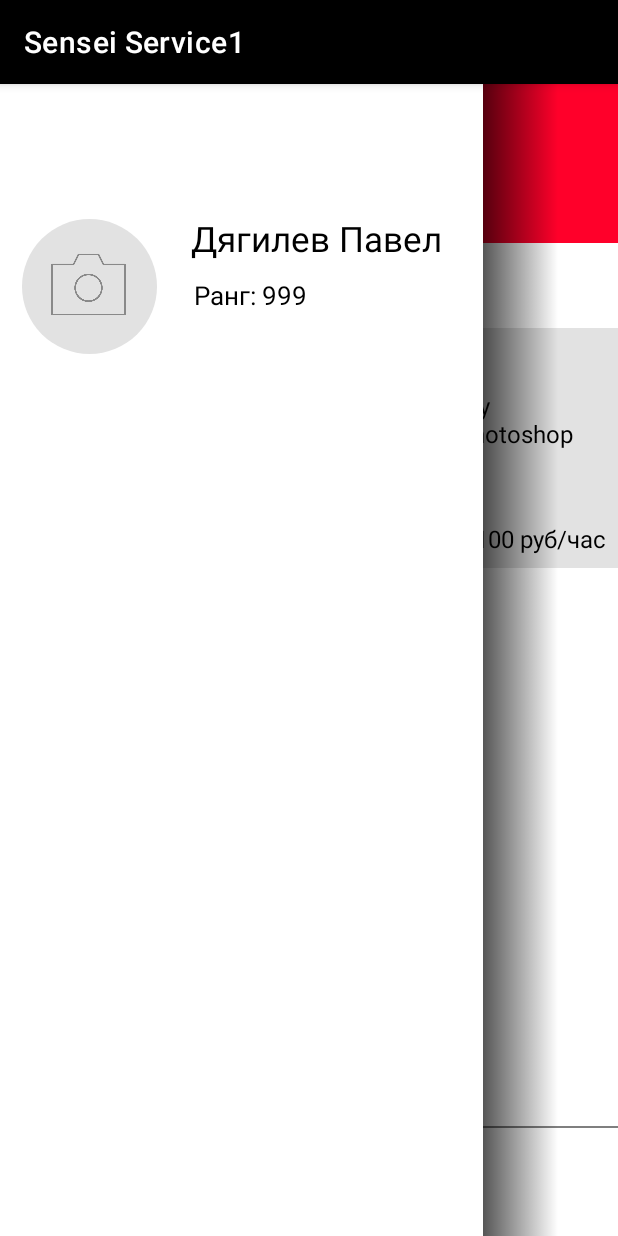
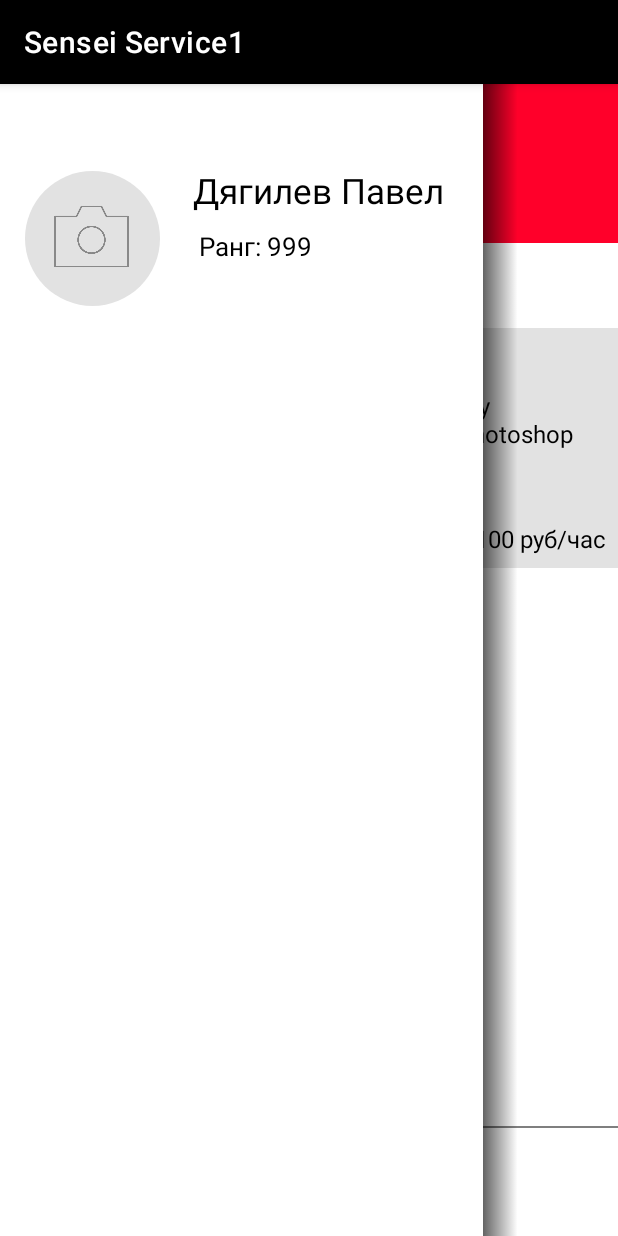
Before and after one commit to paveldyagilev/Sensei-Service1, an Android app: the SidebarAct screen opened directly, with no data from a screen before it, on a phone screen of 412 x 824 dp. Run offline under Robolectric (Android 15) with nearby library versions, the phone set to English and light mode, and no system bars.

Commit message:
fourth commit

```diff
--- a/app/src/main/AndroidManifest.xml
+++ b/app/src/main/AndroidManifest.xml
@@ -9,7 +9,8 @@
         android:roundIcon="@mipmap/ic_launcher_round"
         android:supportsRtl="true"
         android:theme="@style/Theme.SenseiService1">
-        <activity android:name=".TestAct"></activity>
+        <activity android:name=".NewAd"></activity>
+        <activity android:name=".TestAct" />
         <activity android:name=".SidebarAct" />
         <activity android:name=".DrawAct" />
         <activity
--- a/app/src/main/java/com/example/senseiservice1/ListOrderAct.java
+++ b/app/src/main/java/com/example/senseiservice1/ListOrderAct.java
@@ -10,6 +10,7 @@ import android.widget.Button;
 public class ListOrderAct extends AppCompatActivity {
 
     private Button sidebar_btn;
+    private Button Plus_btn;
 
     @Override
     protected void onCreate(Bundle savedInstanceState) {
@@ -23,9 +24,20 @@ public class ListOrderAct extends AppCompatActivity {
                 openSidebarAct();
             }
         });
+        Plus_btn = (Button) findViewById(R.id.button22);
+        Plus_btn.setOnClickListener(new View.OnClickListener() {
+            @Override
+            public void onClick(View v) {
+                openNewAdAct();
+            }
+        });
     }
     public void openSidebarAct(){
         Intent i = new Intent(this, SidebarAct.class);
         startActivity(i);
     }
+    public void openNewAdAct(){
+        Intent i = new Intent(this, NewAd.class);
+        startActivity(i);
+    }
 }
--- /dev/null
+++ b/app/src/main/java/com/example/senseiservice1/NewAd.java
@@ -0,0 +1,14 @@
+package com.example.senseiservice1;
+
+import androidx.appcompat.app.AppCompatActivity;
+
+import android.os.Bundle;
+
+public class NewAd extends AppCompatActivity {
+
+    @Override
+    protected void onCreate(Bundle savedInstanceState) {
+        super.onCreate(savedInstanceState);
+        setContentView(R.layout.activity_new_ad);
+    }
+}
--- a/app/src/main/java/com/example/senseiservice1/SidebarAct.java
+++ b/app/src/main/java/com/example/senseiservice1/SidebarAct.java
@@ -2,13 +2,30 @@ package com.example.senseiservice1;
 
 import androidx.appcompat.app.AppCompatActivity;
 
+import android.content.Intent;
 import android.os.Bundle;
+import android.view.View;
+import android.widget.Button;
 
 public class SidebarAct extends AppCompatActivity {
+
+    private Button button_back;
 
     @Override
     protected void onCreate(Bundle savedInstanceState) {
         super.onCreate(savedInstanceState);
         setContentView(R.layout.activity_sidebar);
+
+        button_back = (Button) findViewById(R.id.button_back);
+        button_back.setOnClickListener(new View.OnClickListener() {
+            @Override
+            public void onClick(View v) {
+                openListOrderAct();
+            }
+        });
+    }
+    public void openListOrderAct(){
+        Intent i = new Intent(this, ListOrderAct.class);
+        startActivity(i);
     }
 }
--- a/app/src/main/res/drawable/shadow_gradient.xml
+++ b/app/src/main/res/drawable/shadow_gradient.xml
@@ -4,6 +4,7 @@
         <shape>
             <gradient android:startColor="#B7000000"
                 android:endColor="#00FFFFFF"
+                android:centerColor="#00FFFFFF"
                 android:angle="360"/>
         </shape>
     </item>
--- a/app/src/main/res/layout/activity_list_order.xml
+++ b/app/src/main/res/layout/activity_list_order.xml
@@ -231,8 +231,7 @@
         android:layout_marginBottom="38dp"
         android:backgroundTint="#00FFFFFF"
         android:outlineAmbientShadowColor="#00FFFFFF"
-        android:outlineSpotShadowColor="#00FFFFFF"
-        android:textColor="#000000"/>
+        android:outlineSpotShadowColor="#00FFFFFF" />
 
 
 </RelativeLayout>
--- /dev/null
+++ b/app/src/main/res/layout/activity_new_ad.xml
@@ -0,0 +1,10 @@
+<?xml version="1.0" encoding="utf-8"?>
+<RelativeLayout xmlns:android="http://schemas.android.com/apk/res/android"
+    xmlns:app="http://schemas.android.com/apk/res-auto"
+    xmlns:tools="http://schemas.android.com/tools"
+    android:layout_width="match_parent"
+    android:layout_height="match_parent"
+    tools:context=".NewAd"
+    android:background="#FFFFFF">
+
+</RelativeLayout>
--- a/app/src/main/res/layout/activity_sidebar.xml
+++ b/app/src/main/res/layout/activity_sidebar.xml
@@ -18,82 +18,6 @@
         android:background="#FF002A" />
 
     <ImageView
-        android:id="@+id/sidebar_IV"
-        android:layout_width="30dp"
-        android:layout_height="30dp"
-        android:layout_alignParentEnd="true"
-        android:layout_alignParentBottom="true"
-        android:layout_marginEnd="366dp"
-        android:layout_marginBottom="682dp"
-        app:srcCompat="@drawable/sidebar_icon" />
-
-    <ImageView
-        android:id="@+id/search_icon_IV"
-        android:layout_width="30dp"
-        android:layout_height="30dp"
-        android:layout_alignParentEnd="true"
-        android:layout_alignParentBottom="true"
-        android:layout_marginEnd="273dp"
-        android:layout_marginBottom="682dp"
-        app:srcCompat="@drawable/search_icon" />
-
-    <ImageView
-        android:id="@+id/search_bg_IV"
-        android:layout_width="130dp"
-        android:layout_height="36dp"
-        android:layout_alignParentEnd="true"
-        android:layout_alignParentBottom="true"
-        android:layout_marginEnd="132dp"
-        android:layout_marginBottom="679dp"
-        app:srcCompat="@drawable/search_bg" />
-
-    <EditText
-        android:id="@+id/Search_EV"
-        android:layout_width="123dp"
-        android:layout_height="43dp"
-        android:layout_alignParentEnd="true"
-        android:layout_alignParentBottom="true"
-        android:layout_marginEnd="136dp"
-        android:layout_marginBottom="675dp"
-        android:backgroundTint="#00FFFFFF"
-        android:ems="10"
-        android:fontFamily="sans-serif"
-        android:hint="Поиск"
-        android:inputType="textPersonName"
-        android:textColor="#575757"
-        android:textColorHint="#B8B8B8"
-        android:textSize="15dp" />
-
-    <Button
-        android:id="@+id/button"
-        android:layout_width="40dp"
-        android:layout_height="40dp"
-        android:layout_alignParentEnd="true"
-        android:layout_alignParentBottom="true"
-        android:layout_marginEnd="361dp"
-        android:layout_marginBottom="677dp"
-        android:backgroundTint="#00FFFFFF"
-        android:outlineAmbientShadowColor="#00FFFFFF"
-        android:outlineSpotShadowColor="#00FFFFFF"
-        android:textColor="#000000"
-        android:textSize="8.5dp" />
-
-    <TextView
-        android:id="@+id/textView1"
-        android:layout_width="wrap_content"
-        android:layout_height="wrap_content"
-        android:layout_alignParentEnd="true"
-        android:layout_alignParentBottom="true"
-        android:layout_marginEnd="231dp"
-        android:layout_marginBottom="624dp"
-        android:fontFamily="sans-serif"
-        android:gravity="center"
-        android:text="Режим заказчика"
-        android:textColor="#000000"
-        android:textSize="20dp"
-        android:textStyle="normal" />
-
-    <ImageView
         android:id="@+id/imageView4"
         android:layout_width="match_parent"
         android:layout_height="160dp"
@@ -102,56 +26,6 @@
         android:layout_marginEnd="-2dp"
         android:layout_marginBottom="445dp"
         android:background="#E2E2E2" />
-
-    <Button
-        android:id="@+id/button411"
-        android:layout_width="match_parent"
-        android:layout_height="160dp"
-        android:layout_alignParentEnd="true"
-        android:layout_alignParentBottom="true"
-        android:layout_marginEnd="-2dp"
-        android:layout_marginBottom="445dp"
-        android:backgroundTint="#00FFFFFF"
-        android:outlineAmbientShadowColor="#00FFFFFF"
-        android:outlineSpotShadowColor="#00FFFFFF"
-        android:textColor="#000000"/>
-
-    <ImageView
-        android:id="@+id/imageView41"
-        android:layout_width="160dp"
-        android:layout_height="120dp"
-        android:layout_alignParentEnd="true"
-        android:layout_alignParentBottom="true"
-        android:layout_marginEnd="240dp"
-        android:layout_marginBottom="465dp"
-        android:background="#FFFFFF" />
-
-    <ImageView
-        android:id="@+id/imageView42"
-        android:layout_width="51dp"
-        android:layout_height="50dp"
-        android:layout_alignParentEnd="true"
-        android:layout_alignParentBottom="true"
-        android:layout_marginEnd="294dp"
-        android:layout_marginBottom="500dp"
-        android:background="@drawable/camera_icon" />
-
-    <TextView
-        android:id="@+id/textView43"
-        android:layout_width="wrap_content"
-        android:layout_height="wrap_content"
-        android:layout_alignParentEnd="true"
-        android:layout_alignParentBottom="true"
-        android:layout_marginStart="188dp"
-        android:layout_marginTop="141dp"
-        android:layout_marginEnd="130dp"
-        android:layout_marginBottom="572dp"
-        android:fontFamily="sans-serif"
-        android:gravity="left"
-        android:text="Рисование"
-        android:textColor="#000000"
-        android:textSize="18dp"
-        android:textStyle="normal" />
 
     <TextView
         android:id="@+id/textView44"
@@ -164,21 +38,6 @@
         android:fontFamily="sans-serif"
         android:gravity="left"
         android:text="Учу графическому\nрисованию, на Photoshop "
-        android:textColor="#000000"
-        android:textSize="16dp"
-        android:textStyle="normal" />
-
-    <TextView
-        android:id="@+id/textView45"
-        android:layout_width="wrap_content"
-        android:layout_height="wrap_content"
-        android:layout_alignParentEnd="true"
-        android:layout_alignParentBottom="true"
-        android:layout_marginEnd="177dp"
-        android:layout_marginBottom="454dp"
-        android:fontFamily="sans-serif"
-        android:gravity="left"
-        android:text="Пн, Вт"
         android:textColor="#000000"
         android:textSize="16dp"
         android:textStyle="normal" />
@@ -209,31 +68,6 @@
         android:background="#7F7F7F" />
 
     <ImageView
-        android:id="@+id/imageView22"
-        android:layout_width="70dp"
-        android:layout_height="70dp"
-        android:layout_alignParentStart="true"
-        android:layout_alignParentEnd="true"
-        android:layout_alignParentBottom="true"
-        android:layout_marginStart="171dp"
-        android:layout_marginEnd="170dp"
-        android:layout_marginBottom="38dp"
-        android:background="@drawable/add_icon" />
-
-    <Button
-        android:id="@+id/button22"
-        android:layout_width="70dp"
-        android:layout_height="70dp"
-        android:layout_alignParentEnd="true"
-        android:layout_alignParentBottom="true"
-        android:layout_marginEnd="170dp"
-        android:layout_marginBottom="38dp"
-        android:backgroundTint="#00FFFFFF"
-        android:outlineAmbientShadowColor="#00FFFFFF"
-        android:outlineSpotShadowColor="#00FFFFFF"
-        android:textColor="#2C000000" />
-
-    <ImageView
         android:id="@+id/sidebarShadow_IV"
         android:layout_width="match_parent"
         android:layout_height="match_parent"
@@ -258,9 +92,24 @@
         android:layout_height="90dp"
         android:layout_alignParentEnd="true"
         android:layout_alignParentBottom="true"
-        android:layout_marginEnd="307dp"
-        android:layout_marginBottom="588dp"
+        android:layout_marginEnd="305dp"
+        android:layout_marginBottom="620dp"
         android:background="@drawable/profile_picture_ic" />
+
+    <TextView
+        android:id="@+id/rank_TV"
+        android:layout_width="wrap_content"
+        android:layout_height="wrap_content"
+        android:layout_alignParentEnd="true"
+        android:layout_alignParentBottom="true"
+        android:layout_marginEnd="204dp"
+        android:layout_marginBottom="648dp"
+        android:fontFamily="sans-serif"
+        android:gravity="left"
+        android:text="Ранг: 999"
+        android:textColor="#000000"
+        android:textSize="17dp"
+        android:textStyle="normal" />
 
     <ImageView
         android:id="@+id/profile_IV"
@@ -268,8 +117,8 @@
         android:layout_height="50dp"
         android:layout_alignParentEnd="true"
         android:layout_alignParentBottom="true"
-        android:layout_marginEnd="328dp"
-        android:layout_marginBottom="609dp"
+        android:layout_marginEnd="326dp"
+        android:layout_marginBottom="641dp"
         android:background="@drawable/camera_icon" />
 
     <TextView
@@ -278,8 +127,8 @@
         android:layout_height="wrap_content"
         android:layout_alignParentEnd="true"
         android:layout_alignParentBottom="true"
-        android:layout_marginEnd="117dp"
-        android:layout_marginBottom="649dp"
+        android:layout_marginEnd="116dp"
+        android:layout_marginBottom="681dp"
         android:fontFamily="sans-serif"
         android:gravity="left"
         android:text="Дягилев Павел"
@@ -287,19 +136,16 @@
         android:textSize="23dp"
         android:textStyle="normal" />
 
-    <TextView
-        android:id="@+id/rank_TV"
-        android:layout_width="wrap_content"
-        android:layout_height="wrap_content"
+    <Button
+        android:id="@+id/button_back"
+        android:layout_width="match_parent"
+        android:layout_height="match_parent"
         android:layout_alignParentEnd="true"
         android:layout_alignParentBottom="true"
-        android:layout_marginEnd="207dp"
-        android:layout_marginBottom="615dp"
-        android:fontFamily="sans-serif"
-        android:gravity="left"
-        android:text="Ранг: 999"
-        android:textColor="#000000"
-        android:textSize="17dp"
-        android:textStyle="normal" />
+        android:layout_marginStart="320dp"
+        android:backgroundTint="#00FFFFFF"
+        android:outlineAmbientShadowColor="#00FFFFFF"
+        android:outlineSpotShadowColor="#00FFFFFF"
+        android:textColor="#000000" />
 
 </RelativeLayout>
```
